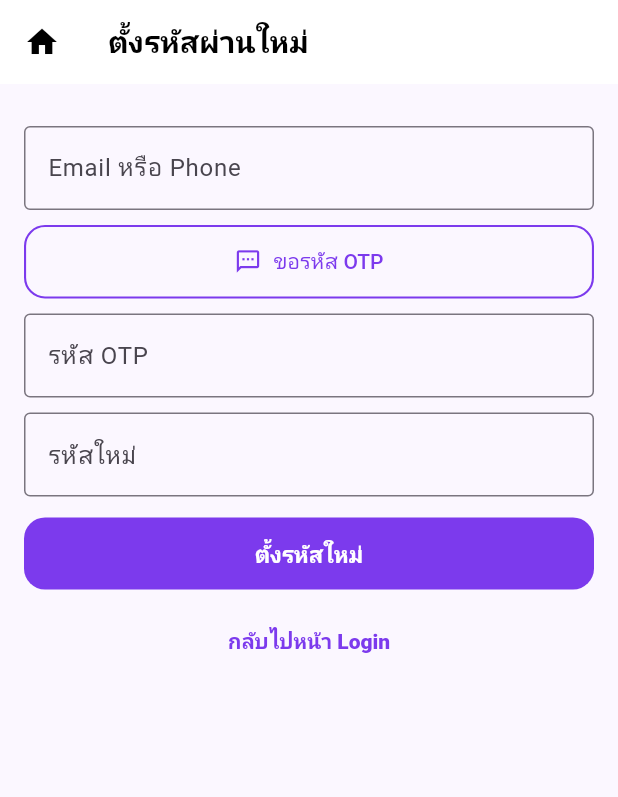
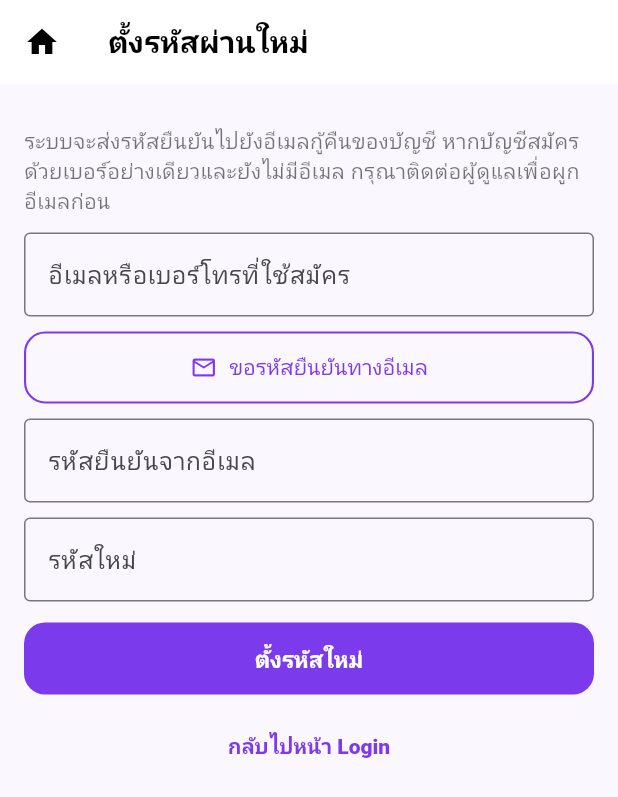
Before and after one commit to Yuthpleum4023/clinic_smart_staff, a Flutter app: the ResetPasswordScreen screen opened directly, on a phone screen of 412 x 824 dp. Shown: the top 797 px of the screen. Run offline on Flutter 3.47's test engine with Material 3 defaults, Android fonts, the phone set to English and light mode, and no system bars; our stand-ins replace flutter_map, geolocator, image_picker, latlong2, local_auth, pdf and 3 more; accounts and stored records are empty.

Commit message:
feat(auth): clarify password reset email flow in Flutter

```diff
--- a/lib/screens/auth/login_screen.dart
+++ b/lib/screens/auth/login_screen.dart
@@ -144,7 +144,9 @@ class _LoginScreenState extends State<LoginScreen> {
     if (result.sentOk) {
       Navigator.push(
         context,
-        MaterialPageRoute(builder: (_) => const ResetPasswordScreen()),
+        MaterialPageRoute(
+          builder: (_) => ResetPasswordScreen(initialId: result.emailOrPhone),
+        ),
       );
     }
   }
@@ -203,7 +205,7 @@ class _LoginScreenState extends State<LoginScreen> {
               controller: _idCtrl,
               textInputAction: TextInputAction.next,
               decoration: const InputDecoration(
-                labelText: 'Email หรือ Phone',
+                labelText: 'อีเมลหรือเบอร์โทรที่ใช้สมัคร',
                 border: OutlineInputBorder(),
               ),
             ),
@@ -271,7 +273,12 @@ class _LoginScreenState extends State<LoginScreen> {
 
 class _ForgotResult {
   final bool sentOk;
-  const _ForgotResult({required this.sentOk});
+  final String emailOrPhone;
+
+  const _ForgotResult({
+    required this.sentOk,
+    required this.emailOrPhone,
+  });
 }
 
 class _ForgotPasswordSheet extends StatefulWidget {
@@ -306,7 +313,7 @@ class _ForgotPasswordSheetState extends State<_ForgotPasswordSheet> {
 
     final id = _idCtrl.text.trim();
     if (id.isEmpty) {
-      setState(() => _err = 'กรอก Email/Phone');
+      setState(() => _err = 'กรอกอีเมลหรือเบอร์โทรที่ใช้สมัคร');
       return;
     }
 
@@ -329,10 +336,13 @@ class _ForgotPasswordSheetState extends State<_ForgotPasswordSheet> {
       }
 
       if (!mounted) return;
-      Navigator.pop(context, const _ForgotResult(sentOk: true));
+      Navigator.pop(
+        context,
+        _ForgotResult(sentOk: true, emailOrPhone: id),
+      );
     } catch (e) {
       if (!mounted) return;
-      setState(() => _err = 'ขอรีเซ็ตรหัสผ่านไม่สำเร็จ: $e');
+      setState(() => _err = 'ขอรหัสยืนยันไม่สำเร็จ กรุณาลองใหม่');
     } finally {
       if (mounted) setState(() => _loading = false);
     }
@@ -348,13 +358,21 @@ class _ForgotPasswordSheetState extends State<_ForgotPasswordSheet> {
           keyboardDismissBehavior: ScrollViewKeyboardDismissBehavior.onDrag,
           shrinkWrap: true,
           children: [
-            const Text('ลืมรหัสผ่าน',
-                style: TextStyle(fontSize: 16, fontWeight: FontWeight.w900)),
+            const Text(
+              'ลืมรหัสผ่าน',
+              style: TextStyle(fontSize: 16, fontWeight: FontWeight.w900),
+            ),
+            const SizedBox(height: 8),
+            const Text(
+              'กรอกอีเมลหรือเบอร์โทรที่ใช้สมัคร หากบัญชีนี้มีอีเมลกู้คืน '
+              'ระบบจะส่งรหัสยืนยันไปทางอีเมล',
+              style: TextStyle(height: 1.35, color: Colors.black54),
+            ),
             const SizedBox(height: 10),
             TextField(
               controller: _idCtrl,
               decoration: const InputDecoration(
-                labelText: 'Email หรือ Phone',
+                labelText: 'อีเมลหรือเบอร์โทรที่ใช้สมัคร',
                 border: OutlineInputBorder(),
               ),
             ),
@@ -380,7 +398,7 @@ class _ForgotPasswordSheetState extends State<_ForgotPasswordSheet> {
                         child: CircularProgressIndicator(strokeWidth: 2),
                       )
                     : const Icon(Icons.sms),
-                label: Text(_loading ? 'กำลังส่ง...' : 'ขอรหัส OTP'),
+                label: Text(_loading ? 'กำลังส่ง...' : 'ขอรหัสยืนยัน'),
               ),
             ),
           ],
@@ -471,7 +489,7 @@ class _SignupInviteSheetState extends State<_SignupInviteSheet> {
       final dataAny = jsonDecode(res.body);
       if (dataAny is! Map) throw Exception('รูปแบบผลลัพธ์ไม่ถูกต้อง');
 
-      final data = Map<String, dynamic>.from(dataAny as Map);
+      final data = Map<String, dynamic>.from(dataAny);
       final token = (data['token'] ?? data['jwt'] ?? '').toString().trim();
 
       if (token.isEmpty) {
@@ -662,7 +680,7 @@ class _SignupClinicAdminSheetState extends State<_SignupClinicAdminSheet> {
       final dataAny = jsonDecode(res.body);
       if (dataAny is! Map) throw Exception('รูปแบบผลลัพธ์ไม่ถูกต้อง');
 
-      final data = Map<String, dynamic>.from(dataAny as Map);
+      final data = Map<String, dynamic>.from(dataAny);
       final token = (data['token'] ?? data['jwt'] ?? '').toString().trim();
 
       if (token.isEmpty) throw Exception('สมัครสำเร็จ แต่ไม่พบ token');
--- a/lib/screens/auth/reset_password_screen.dart
+++ b/lib/screens/auth/reset_password_screen.dart
@@ -14,7 +14,12 @@ import 'package:clinic_smart_staff/screens/home/home_screen.dart';
 import 'package:clinic_smart_staff/widgets/debug_only.dart';
 
 class ResetPasswordScreen extends StatefulWidget {
-  const ResetPasswordScreen({super.key});
+  final String initialId;
+
+  const ResetPasswordScreen({
+    super.key,
+    this.initialId = '',
+  });
 
   @override
   State<ResetPasswordScreen> createState() => _ResetPasswordScreenState();
@@ -31,6 +36,16 @@ class _ResetPasswordScreenState extends State<ResetPasswordScreen> {
   static const int _cooldownSeconds = 60;
   int _cooldownLeft = 0;
   Timer? _cooldownTimer;
+
+  @override
+  void initState() {
+    super.initState();
+
+    final initial = widget.initialId.trim();
+    if (initial.isNotEmpty) {
+      _idCtrl.text = initial;
+    }
+  }
 
   @override
   void dispose() {
@@ -99,7 +114,7 @@ class _ResetPasswordScreenState extends State<ResetPasswordScreen> {
     final id = _idCtrl.text.trim();
 
     if (id.isEmpty) {
-      _snack('กรอก Email หรือ Phone ก่อน');
+      _snack('กรอกอีเมลหรือเบอร์โทรที่ใช้สมัครก่อน');
       return;
     }
 
@@ -121,11 +136,11 @@ class _ResetPasswordScreenState extends State<ResetPasswordScreen> {
         throw Exception('forgot failed: ${res.statusCode}');
       }
 
-      _snack('ส่งรหัส OTP แล้ว กรุณาตรวจสอบ OTP');
+      _snack('หากบัญชีนี้มีอีเมลกู้คืน ระบบจะส่งรหัสยืนยันไปทางอีเมล');
 
       _startCooldown();
     } catch (e) {
-      _snack('ขอ OTP ไม่สำเร็จ');
+      _snack('ขอรหัสยืนยันไม่สำเร็จ กรุณาลองใหม่');
     } finally {
       if (mounted) setState(() => _otpLoading = false);
     }
@@ -145,12 +160,12 @@ class _ResetPasswordScreenState extends State<ResetPasswordScreen> {
     final pw = _pwCtrl.text.trim();
 
     if (id.isEmpty || code.isEmpty || pw.isEmpty) {
-      _snack('กรอก Email/Phone, OTP และรหัสใหม่ให้ครบ');
+      _snack('กรอกอีเมล/เบอร์โทร รหัสยืนยัน และรหัสใหม่ให้ครบ');
       return;
     }
 
-    if (pw.length < 4) {
-      _snack('รหัสใหม่ต้องอย่างน้อย 4 ตัวอักษร');
+    if (pw.length < 6) {
+      _snack('รหัสใหม่ต้องอย่างน้อย 6 ตัวอักษร');
       return;
     }
 
@@ -185,8 +200,9 @@ class _ResetPasswordScreenState extends State<ResetPasswordScreen> {
   Widget build(BuildContext context) {
     final authUrl = ApiConfig.authBaseUrl;
 
-    final otpBtnText =
-        _cooldownLeft > 0 ? 'ขอรหัส OTP อีกครั้ง ($_cooldownLeft)' : 'ขอรหัส OTP';
+    final otpBtnText = _cooldownLeft > 0
+        ? 'ขอรหัสอีกครั้ง ($_cooldownLeft)'
+        : 'ขอรหัสยืนยันทางอีเมล';
 
     return Scaffold(
       appBar: AppBar(
@@ -209,10 +225,19 @@ class _ResetPasswordScreenState extends State<ResetPasswordScreen> {
 
             const SizedBox(height: 12),
 
+            const Text(
+              'ระบบจะส่งรหัสยืนยันไปยังอีเมลกู้คืนของบัญชี '
+              'หากบัญชีสมัครด้วยเบอร์อย่างเดียวและยังไม่มีอีเมล '
+              'กรุณาติดต่อผู้ดูแลเพื่อผูกอีเมลก่อน',
+              style: TextStyle(height: 1.35, color: Colors.black54),
+            ),
+
+            const SizedBox(height: 12),
+
             TextField(
               controller: _idCtrl,
               decoration: const InputDecoration(
-                labelText: 'Email หรือ Phone',
+                labelText: 'อีเมลหรือเบอร์โทรที่ใช้สมัคร',
                 border: OutlineInputBorder(),
               ),
             ),
@@ -230,7 +255,7 @@ class _ResetPasswordScreenState extends State<ResetPasswordScreen> {
                         height: 18,
                         child: CircularProgressIndicator(strokeWidth: 2),
                       )
-                    : const Icon(Icons.sms_outlined),
+                    : const Icon(Icons.email_outlined),
                 label: Text(otpBtnText),
               ),
             ),
@@ -241,7 +266,7 @@ class _ResetPasswordScreenState extends State<ResetPasswordScreen> {
               controller: _codeCtrl,
               keyboardType: TextInputType.number,
               decoration: const InputDecoration(
-                labelText: 'รหัส OTP',
+                labelText: 'รหัสยืนยันจากอีเมล',
                 border: OutlineInputBorder(),
               ),
             ),
```
